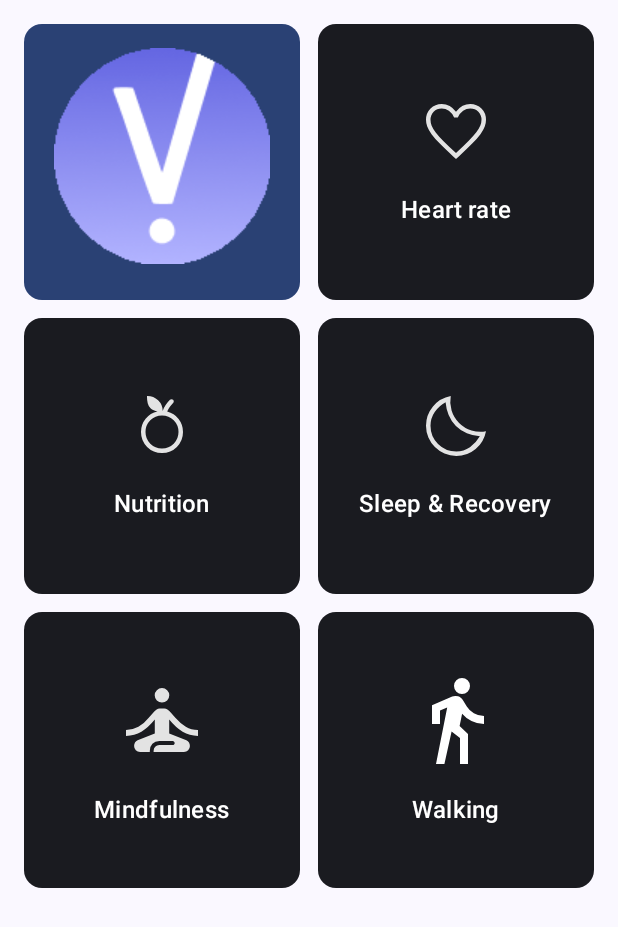
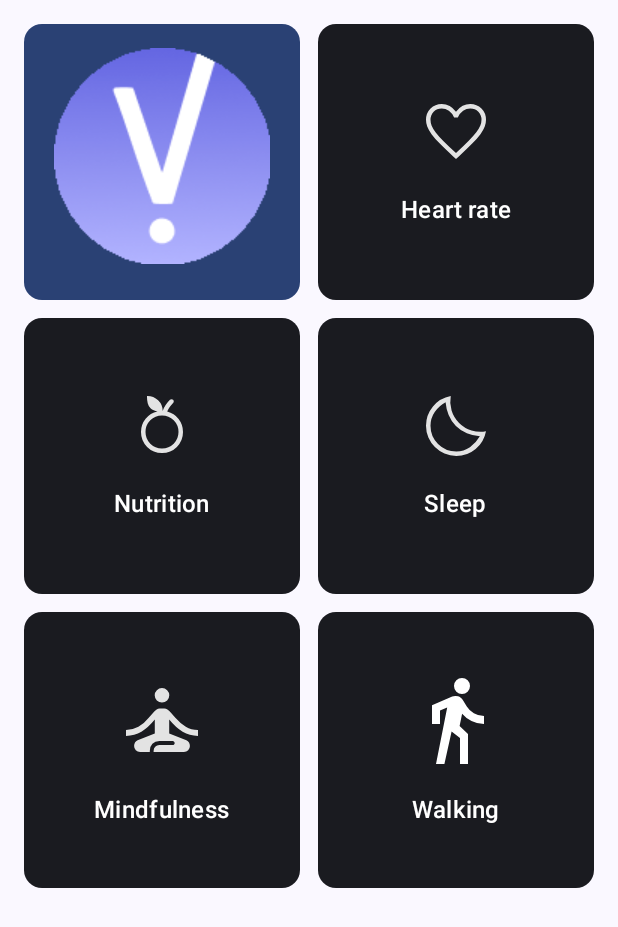
Before and after one commit to yuvital/yuvital-life-sdk-android-kotlin-sample, an Android app built with Jetpack Compose: the screen it shows after launch (MainActivity), on a phone screen of 412 x 824 dp. Shown: the top 927 px of the screen. Run offline under Robolectric (Android 15) with nearby library versions, the phone set to English and light mode, and no system bars; libraries missing offline, so code that uses them is left out: com.yuvital.yuvitallife.

Commit message:
rename "Sleep & Recovery" to "Sleep" in health metrics display

```diff
--- a/app/src/main/java/yuvital/life/sdk/android/kotlin/sample/MainActivity.kt
+++ b/app/src/main/java/yuvital/life/sdk/android/kotlin/sample/MainActivity.kt
@@ -71,7 +71,7 @@ fun MainScreen(modifier: Modifier = Modifier) {
                     ),
                     YuvitalCardConfig("Heart rate", R.drawable.heart_metric_icon),
                     YuvitalCardConfig("Nutrition", R.drawable.nutrition_metric_icon),
-                    YuvitalCardConfig("Sleep & Recovery",R.drawable.sleep_metric_icon),
+                    YuvitalCardConfig("Sleep",R.drawable.sleep_metric_icon),
                     YuvitalCardConfig("Mindfulness", R.drawable.mindfulness_metric_icon),
                     YuvitalCardConfig("Walking", R.drawable.walking_metric_icon),
             )
```
Also changed, not shown: 1 other file.
